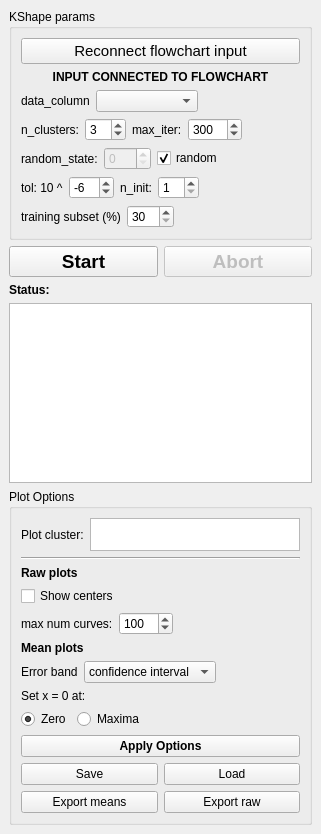
Before: the Qt Designer form mesmerize/plotting/widgets/kshape/control_widget.ui in kushalkolar/MESmerize, drawn with Qt 5.
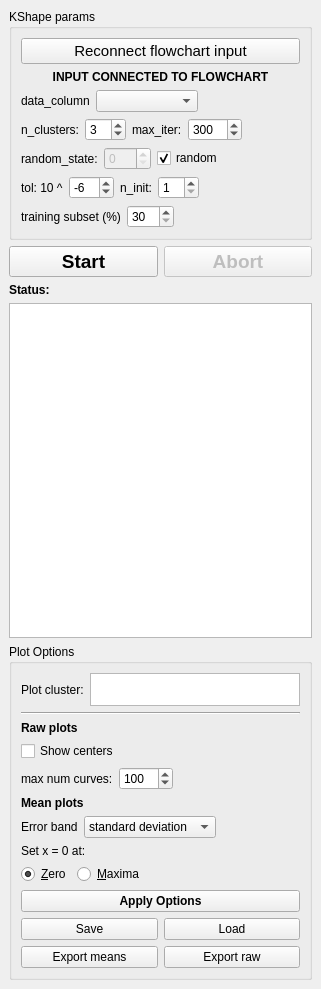
After: the same form once the commit is applied.

What changed in the file:
```diff
--- a/mesmerize/plotting/widgets/kshape/control_widget.ui
+++ b/mesmerize/plotting/widgets/kshape/control_widget.ui
@@ -7,7 +7,7 @@
     <x>0</x>
     <y>0</y>
     <width>321</width>
-    <height>834</height>
+    <height>989</height>
    </rect>
   </property>
   <property name="windowTitle">
@@ -359,8 +359,8 @@
        <string>&lt;!DOCTYPE HTML PUBLIC &quot;-//W3C//DTD HTML 4.0//EN&quot; &quot;http://www.w3.org/TR/REC-html40/strict.dtd&quot;&gt;
 &lt;html&gt;&lt;head&gt;&lt;meta name=&quot;qrichtext&quot; content=&quot;1&quot; /&gt;&lt;style type=&quot;text/css&quot;&gt;
 p, li { white-space: pre-wrap; }
-&lt;/style&gt;&lt;/head&gt;&lt;body style=&quot; font-family:'Sans'; font-size:10pt; font-weight:400; font-style:normal;&quot;&gt;
-&lt;p style=&quot;-qt-paragraph-type:empty; margin-top:0px; margin-bottom:0px; margin-left:0px; margin-right:0px; -qt-block-indent:0; text-indent:0px; font-family:'Noto Sans';&quot;&gt;&lt;br /&gt;&lt;/p&gt;&lt;/body&gt;&lt;/html&gt;</string>
+&lt;/style&gt;&lt;/head&gt;&lt;body style=&quot; font-family:'Noto Sans'; font-size:10pt; font-weight:400; font-style:normal;&quot;&gt;
+&lt;p style=&quot;-qt-paragraph-type:empty; margin-top:0px; margin-bottom:0px; margin-left:0px; margin-right:0px; -qt-block-indent:0; text-indent:0px;&quot;&gt;&lt;br /&gt;&lt;/p&gt;&lt;/body&gt;&lt;/html&gt;</string>
       </property>
      </widget>
     </item>
@@ -509,16 +509,16 @@
          </item>
          <item>
           <widget class="QComboBox" name="comboBoxErrorBand">
-           <item>
-            <property name="text">
-             <string>confidence interval</string>
-            </property>
-           </item>
            <item>
             <property name="text">
              <string>standard deviation</string>
             </property>
            </item>
+           <item>
+            <property name="text">
+             <string>confidence interval</string>
+            </property>
+           </item>
            <item>
             <property name="text">
              <string>None</string>
@@ -555,7 +555,7 @@
            <item>
             <widget class="QRadioButton" name="radioButtonXZeroZero">
              <property name="text">
-              <string>Zero</string>
+              <string>&amp;Zero</string>
              </property>
              <property name="checked">
               <bool>true</bool>
@@ -565,7 +565,7 @@
            <item>
             <widget class="QRadioButton" name="radioButtonXZeroMaxima">
              <property name="text">
-              <string>Maxima</string>
+              <string>&amp;Maxima</string>
              </property>
             </widget>
            </item>
```
